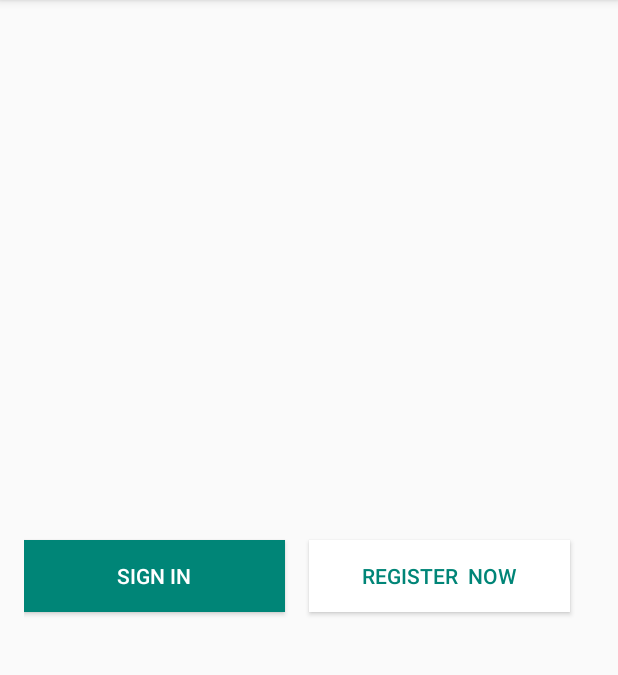
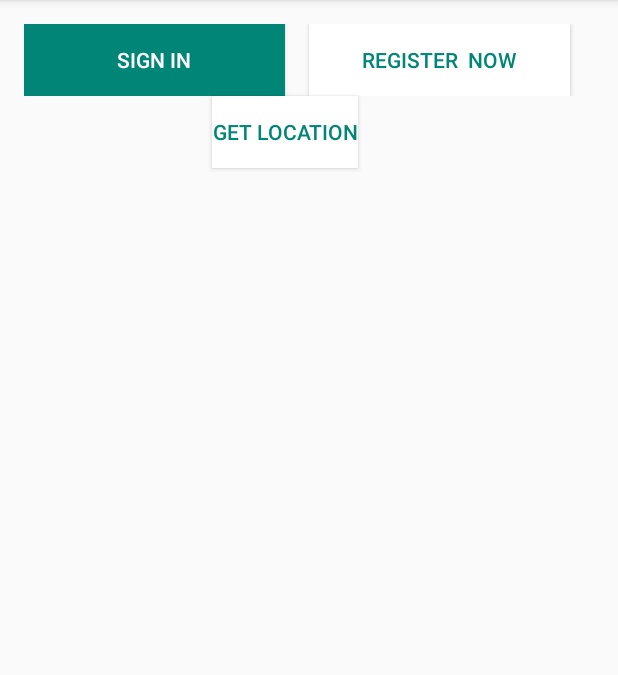
Before and after one commit to MohammedIbrahim01/SignIn_firebase_mvp, an Android app: the screen it shows after launch (SignInActivity), on a phone screen of 412 x 824 dp, the part 84-759 px from its top. Run offline under Robolectric (Android 15) with nearby library versions, the phone set to English and light mode, and no system bars; our stand-ins replace Firebase (no records; nobody signed in at launch, a user with empty details on screens opened directly).

Commit message:
add single feature

```diff
--- a/app/src/main/java/com/abdelazim/x/signin_firebase_mvp/signin/SignInContract.java
+++ b/app/src/main/java/com/abdelazim/x/signin_firebase_mvp/signin/SignInContract.java
@@ -15,6 +15,8 @@ public interface SignInContract {
         void dialogRegisterClicked(DialogInterface dialog, String email, String password, String userName, String phoneNumber);
 
         void dialogCancelClicked(DialogInterface dialog);
+
+        void getLocationButtonClicked();
     }
 
     interface View {
--- a/app/src/main/java/com/abdelazim/x/signin_firebase_mvp/signin/model/SignInModel.java
+++ b/app/src/main/java/com/abdelazim/x/signin_firebase_mvp/signin/model/SignInModel.java
@@ -25,4 +25,9 @@ public class SignInModel {
     public void saveDriverInfo(String driverId, String email, String password, String userName, String phoneNumber) {
         repository.saveDriverInfo(driverId, email, password, userName, phoneNumber);
     }
+
+    public String getLocation() {
+
+        return "123.456.789";
+    }
 }
--- a/app/src/main/java/com/abdelazim/x/signin_firebase_mvp/signin/presenter/SignInPresenter.java
+++ b/app/src/main/java/com/abdelazim/x/signin_firebase_mvp/signin/presenter/SignInPresenter.java
@@ -70,6 +70,13 @@ public class SignInPresenter implements SignInContract.presenter, SignInContract
     }
 
     @Override
+    public void getLocationButtonClicked() {
+
+        String location = model.getLocation();
+        view.showToast(location);
+    }
+
+    @Override
     public void onSignInSuccess() {
         view.showToast("signed in");
         view.gotoMapActivity();
--- a/app/src/main/java/com/abdelazim/x/signin_firebase_mvp/signin/view/SignInActivity.java
+++ b/app/src/main/java/com/abdelazim/x/signin_firebase_mvp/signin/view/SignInActivity.java
@@ -29,6 +29,8 @@ public class SignInActivity extends AppCompatActivity implements SignInContract.
     private EditText emailEditTextSi, passwordEditTextSi,
             emailEditTextRe, passwordEditTextRe, userNameEditText, phoneNumberEditText;
 
+    private Button getLocationButton;
+
 
     @Override
     protected void onCreate(Bundle savedInstanceState) {
@@ -44,6 +46,7 @@ public class SignInActivity extends AppCompatActivity implements SignInContract.
         rootLinearLayout = findViewById(R.id.root_linearLayout);
         signinButton = findViewById(R.id.signin_button);
         registerButton = findViewById(R.id.register_button);
+        getLocationButton = findViewById(R.id.get_location_button);
 
         signinLayout = LayoutInflater.from(this).inflate(R.layout.signin_dialog_layout, null);
         emailEditTextSi = signinLayout.findViewById(R.id.email_editText_si);
@@ -61,6 +64,7 @@ public class SignInActivity extends AppCompatActivity implements SignInContract.
 
         signinButton.setOnClickListener(this);
         registerButton.setOnClickListener(this);
+        getLocationButton.setOnClickListener(this);
     }
 
     @Override
@@ -153,6 +157,9 @@ public class SignInActivity extends AppCompatActivity implements SignInContract.
             case R.id.register_button:
                 presenter.registerClicked();
                 break;
+            case R.id.get_location_button:
+                presenter.getLocationButtonClicked();
+                break;
         }
     }
 }
--- a/app/src/main/res/layout/activity_signin.xml
+++ b/app/src/main/res/layout/activity_signin.xml
@@ -6,7 +6,13 @@
     android:layout_width="match_parent"
     android:layout_height="match_parent"
     android:layout_margin="16dp"
+    android:orientation="vertical"
     tools:context=".signin.view.SignInActivity">
+
+    <LinearLayout
+        android:layout_width="match_parent"
+        android:layout_height="wrap_content"
+        android:orientation="horizontal">
 
         <Button
             android:id="@+id/signin_button"
@@ -31,3 +37,15 @@
             android:textColor="@color/colorPrimary" />
 
     </LinearLayout>
+
+    <Button
+        android:id="@+id/get_location_button"
+        android:layout_width="wrap_content"
+        android:layout_height="wrap_content"
+        android:layout_gravity="center_horizontal"
+        android:layout_marginRight="16dp"
+        android:background="@android:color/white"
+        android:text="get location"
+        android:textColor="@color/colorPrimary" />
+
+</LinearLayout>
```
Lines whose indentation alone changed are shown as unchanged.
